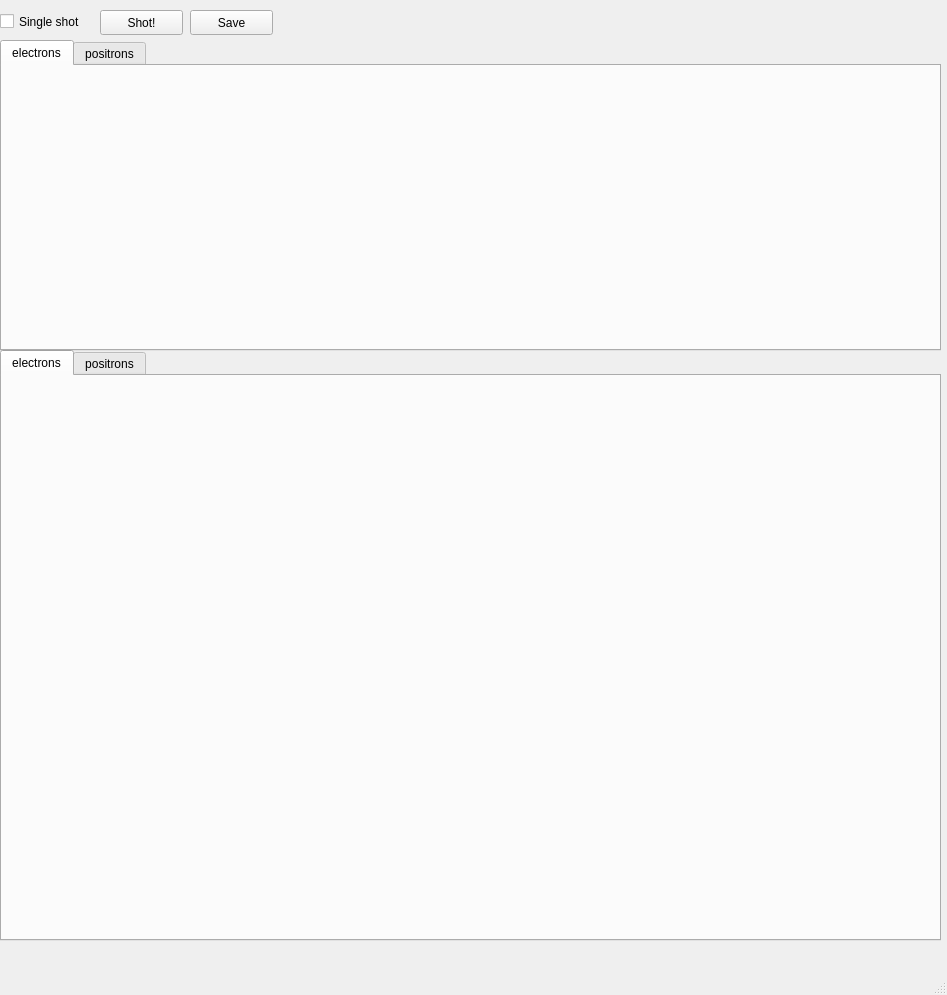
The window that uis/plot's.ui (vitaliibalakin/c_orbit) describes before a commit, drawn with Qt 5.
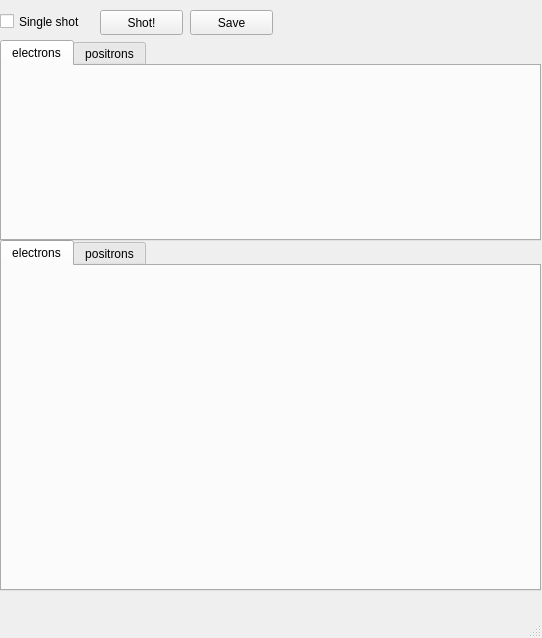
The same window after the commit.

```diff
--- a/uis/plot's.ui
+++ b/uis/plot's.ui
@@ -6,8 +6,8 @@
    <rect>
     <x>0</x>
     <y>0</y>
-    <width>947</width>
-    <height>995</height>
+    <width>542</width>
+    <height>638</height>
    </rect>
   </property>
   <property name="windowTitle">
@@ -18,9 +18,9 @@
     <property name="geometry">
      <rect>
       <x>0</x>
-      <y>350</y>
-      <width>941</width>
-      <height>591</height>
+      <y>240</y>
+      <width>541</width>
+      <height>351</height>
      </rect>
     </property>
     <property name="currentIndex">
@@ -35,12 +35,12 @@
        <rect>
         <x>0</x>
         <y>0</y>
-        <width>931</width>
-        <height>551</height>
+        <width>531</width>
+        <height>311</height>
        </rect>
       </property>
       <layout class="QGridLayout" name="gridLayout_3">
-       <item row="0" column="0" colspan="2">
+       <item row="0" column="0">
         <widget class="QWidget" name="fft_plot_e" native="true"/>
        </item>
       </layout>
@@ -105,8 +105,8 @@
      <rect>
       <x>0</x>
       <y>40</y>
-      <width>941</width>
-      <height>311</height>
+      <width>541</width>
+      <height>201</height>
      </rect>
     </property>
     <property name="currentIndex">
@@ -121,8 +121,8 @@
        <rect>
         <x>0</x>
         <y>0</y>
-        <width>931</width>
-        <height>271</height>
+        <width>531</width>
+        <height>161</height>
        </rect>
       </property>
       <layout class="QGridLayout" name="gridLayout_4">
```
Left out of the diff: 2 changed lines with no effect on the pictures.
